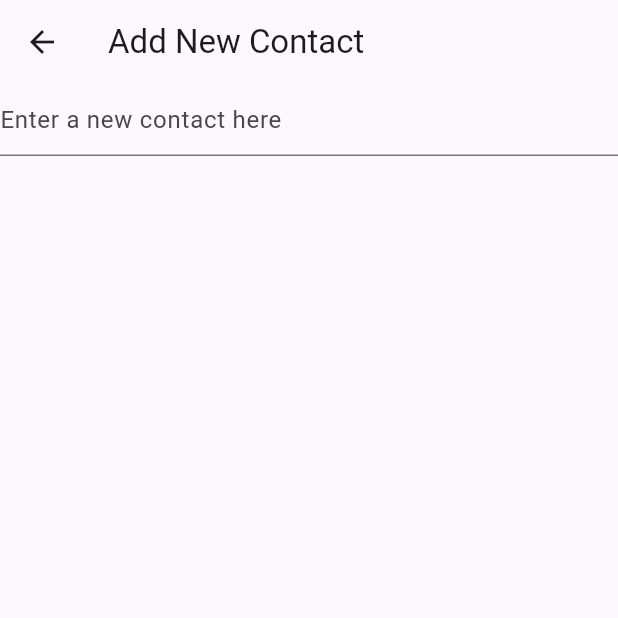
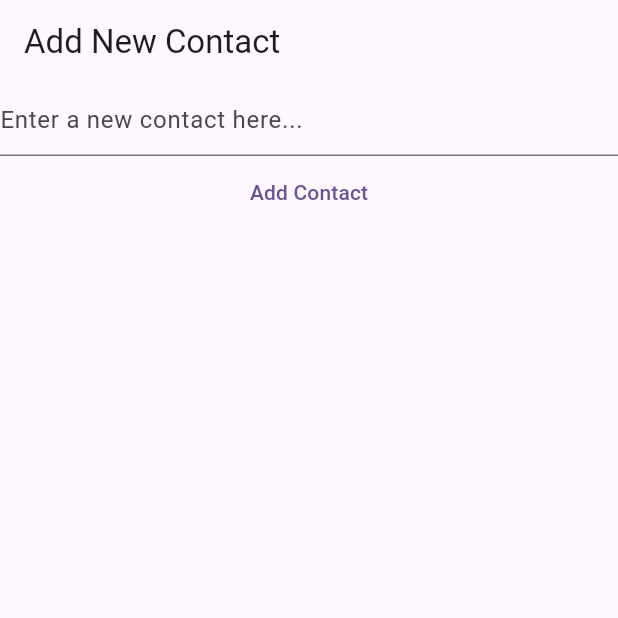
Before and after one commit to Tosin8/vanilla_contact, a Flutter app: the NewContactView screen opened directly, on a phone screen of 412 x 824 dp, the top half of it. Run offline on Flutter 3.47's test engine with Material 2 defaults, Android fonts, the phone set to English and light mode, and no system bars.

Commit message:
Updating main with Routes

```diff
--- a/lib/main.dart
+++ b/lib/main.dart
@@ -1,5 +1,6 @@
 import 'package:flutter/material.dart';
 import 'package:vanilla_contact/home_page.dart';
+import 'package:vanilla_contact/widgets/new_contact.dart';
 
 void main() {
   runApp(const MyApp());
@@ -19,6 +20,8 @@
           useMaterial3: true,
         ),
         home: const HomePage(),
-    );
+        routes: {
+          '/new-contact': (context) => const NewContactView(),
+        });
   }
 }
--- a/lib/widgets/new_contact.dart
+++ b/lib/widgets/new_contact.dart
@@ -1,4 +1,6 @@
 import 'package:flutter/material.dart';
+
+import 'contact_class.dart';
 
 class NewContactView extends StatefulWidget {
   const NewContactView({super.key});
@@ -34,8 +36,16 @@
           TextField(
             controller: _controller,
             decoration: const InputDecoration(
-              hintText: 'Enter a new contact here',
+              hintText: 'Enter a new contact here...',
             ),
+          ),
+          TextButton(
+            onPressed: () {
+              final contact = Contact(name: _controller.text);
+              ContactBook().add(contact: contact);
+              Navigator.of(context).pop();
+            },
+            child: const Text('Add Contact'),
           )
         ],
       ),
```
Lines whose indentation alone changed are shown as unchanged.
